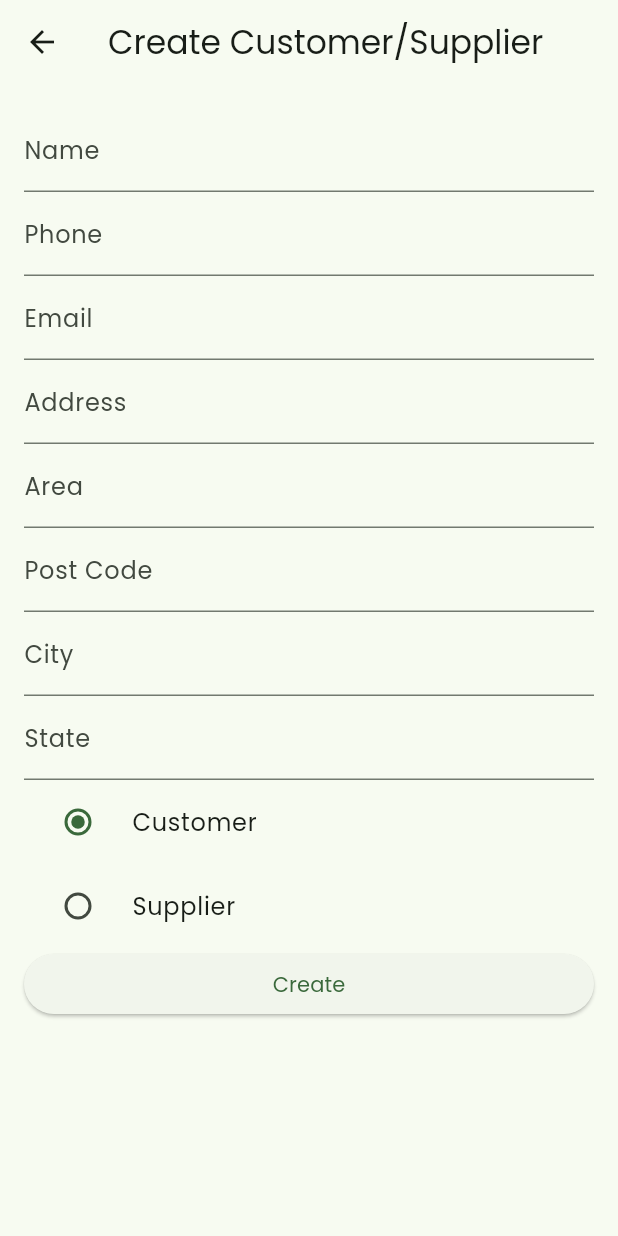
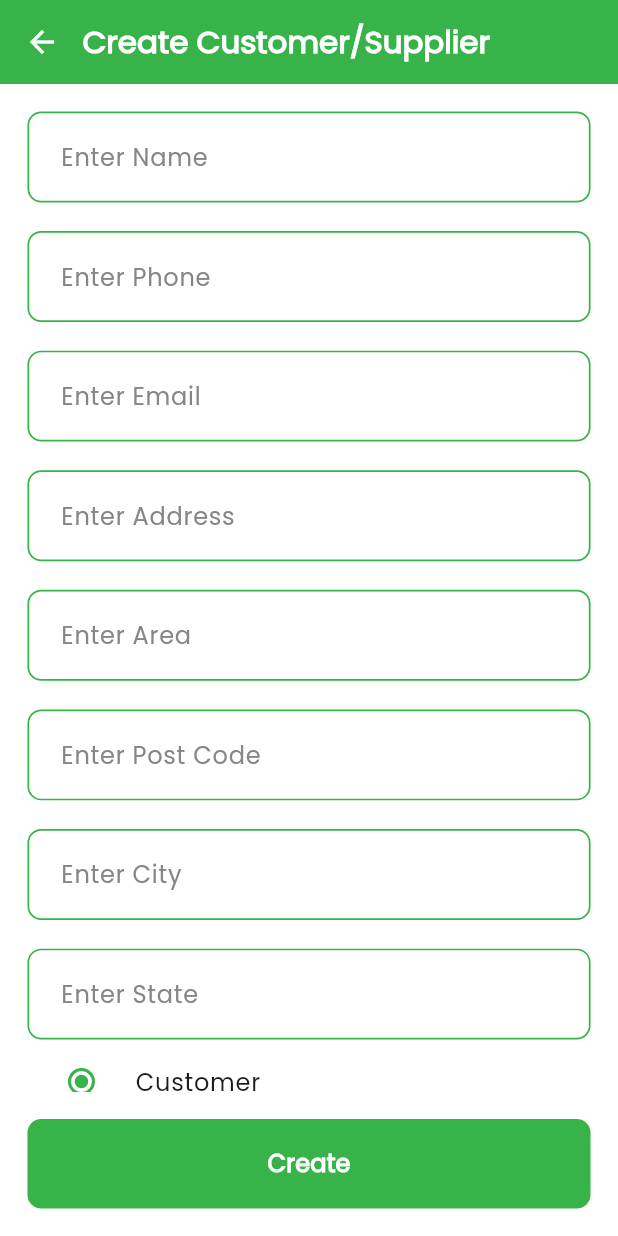
Before and after one commit to Sayeed-Maheen/RetinaSoft-Skill-Test-App, a Flutter app: the CreateCustomerSupplierScreen screen opened directly, on a phone screen of 412 x 824 dp. Run offline on Flutter 3.47's test engine with Material 3 defaults, Android fonts, the phone set to English and light mode, and no system bars; our stand-ins replace flutter_screenutil, flutter_svg, fluttertoast, gap, get, image_picker and 1 more; accounts and stored records are empty.

Commit message:
18.05.24

```diff
--- a/lib/screens/create_customer_supplier_screen.dart
+++ b/lib/screens/create_customer_supplier_screen.dart
@@ -1,11 +1,19 @@
-import 'dart:io';
-
 import 'package:flutter/material.dart';
+import 'package:flutter_screenutil/flutter_screenutil.dart';
+import 'package:gap/gap.dart';
 import 'package:get/get.dart';
+import 'package:skill_test_app/utils/app_colors.dart';
+import 'package:skill_test_app/widgets/custom_appbar.dart';
+import 'package:skill_test_app/widgets/custom_button.dart';
+import 'package:skill_test_app/widgets/custom_form_field.dart';
+import 'package:skill_test_app/widgets/custom_toast.dart';
 
 import '../controllers/create_customer_supplier_controller.dart';
+import '../utils/strings.dart';
 
 class CreateCustomerSupplierScreen extends StatefulWidget {
+  const CreateCustomerSupplierScreen({super.key});
+
   @override
   _CreateCustomerSupplierScreenState createState() =>
       _CreateCustomerSupplierScreenState();
@@ -23,23 +31,22 @@ class _CreateCustomerSupplierScreenState
   final _postCodeController = TextEditingController();
   final _cityController = TextEditingController();
   final _stateController = TextEditingController();
-  File? _image;
 
   @override
   Widget build(BuildContext context) {
     return Scaffold(
-      appBar: AppBar(
-        title: Text('Create Customer/Supplier'),
-      ),
+      backgroundColor: colorWhite,
+      appBar: const CustomAppBar(text: createCustomerSupplier),
       body: Padding(
-        padding: const EdgeInsets.all(16.0),
+        padding: REdgeInsets.all(16.0),
         child: Form(
           key: _formKey,
           child: ListView(
             children: [
-              TextFormField(
+              CustomFormField(
                 controller: _nameController,
-                decoration: InputDecoration(labelText: 'Name'),
+                hintText: "Enter Name",
+                maxlines: 1,
                 validator: (value) {
                   if (value!.isEmpty) {
                     return 'Please enter a name';
@@ -47,9 +54,12 @@ class _CreateCustomerSupplierScreenState
                   return null;
                 },
               ),
-              TextFormField(
+              Gap(16.h),
+              CustomFormField(
                 controller: _phoneController,
-                decoration: InputDecoration(labelText: 'Phone'),
+                hintText: "Enter Phone",
+                maxlines: 1,
+                keyboardType: TextInputType.number,
                 validator: (value) {
                   if (value!.isEmpty) {
                     return 'Please enter a phone number';
@@ -57,9 +67,11 @@ class _CreateCustomerSupplierScreenState
                   return null;
                 },
               ),
-              TextFormField(
+              Gap(16.h),
+              CustomFormField(
                 controller: _emailController,
-                decoration: InputDecoration(labelText: 'Email'),
+                hintText: "Enter Email",
+                maxlines: 1,
                 validator: (value) {
                   if (value!.isEmpty) {
                     return 'Please enter an email';
@@ -67,9 +79,11 @@ class _CreateCustomerSupplierScreenState
                   return null;
                 },
               ),
-              TextFormField(
+              Gap(16.h),
+              CustomFormField(
                 controller: _addressController,
-                decoration: InputDecoration(labelText: 'Address'),
+                hintText: "Enter Address",
+                maxlines: 1,
                 validator: (value) {
                   if (value!.isEmpty) {
                     return 'Please enter an address';
@@ -77,9 +91,11 @@ class _CreateCustomerSupplierScreenState
                   return null;
                 },
               ),
-              TextFormField(
+              Gap(16.h),
+              CustomFormField(
                 controller: _areaController,
-                decoration: InputDecoration(labelText: 'Area'),
+                hintText: "Enter Area",
+                maxlines: 1,
                 validator: (value) {
                   if (value!.isEmpty) {
                     return 'Please enter an area';
@@ -87,9 +103,11 @@ class _CreateCustomerSupplierScreenState
                   return null;
                 },
               ),
-              TextFormField(
+              Gap(16.h),
+              CustomFormField(
                 controller: _postCodeController,
-                decoration: InputDecoration(labelText: 'Post Code'),
+                hintText: "Enter Post Code",
+                maxlines: 1,
                 validator: (value) {
                   if (value!.isEmpty) {
                     return 'Please enter a post code';
@@ -97,9 +115,11 @@ class _CreateCustomerSupplierScreenState
                   return null;
                 },
               ),
-              TextFormField(
+              Gap(16.h),
+              CustomFormField(
                 controller: _cityController,
-                decoration: InputDecoration(labelText: 'City'),
+                hintText: "Enter City",
+                maxlines: 1,
                 validator: (value) {
                   if (value!.isEmpty) {
                     return 'Please enter a city';
@@ -107,9 +127,11 @@ class _CreateCustomerSupplierScreenState
                   return null;
                 },
               ),
-              TextFormField(
+              Gap(16.h),
+              CustomFormField(
                 controller: _stateController,
-                decoration: InputDecoration(labelText: 'State'),
+                hintText: "Enter State",
+                maxlines: 1,
                 validator: (value) {
                   if (value!.isEmpty) {
                     return 'Please enter a state';
@@ -119,7 +141,8 @@ class _CreateCustomerSupplierScreenState
               ),
               Obx(
                 () => RadioListTile(
-                  title: Text('Customer'),
+                  activeColor: colorGreen,
+                  title: const Text('Customer'),
                   value: 0,
                   groupValue: _controller.type,
                   onChanged: (value) {
@@ -129,7 +152,8 @@ class _CreateCustomerSupplierScreenState
               ),
               Obx(
                 () => RadioListTile(
-                  title: Text('Supplier'),
+                  activeColor: colorGreen,
+                  title: const Text('Supplier'),
                   value: 1,
                   groupValue: _controller.type,
                   onChanged: (value) {
@@ -137,7 +161,15 @@ class _CreateCustomerSupplierScreenState
                   },
                 ),
               ),
-              ElevatedButton(
+            ],
+          ),
+        ),
+      ),
+      bottomNavigationBar: Padding(
+        padding: REdgeInsets.only(left: 16, right: 16, bottom: 16),
+        child: CustomButton(
+          color: colorGreen,
+          text: create,
           onPressed: () async {
             if (_formKey.currentState!.validate()) {
               final isSuccess = _controller.type == 0
@@ -162,26 +194,14 @@ class _CreateCustomerSupplierScreenState
                       _stateController.text,
                     );
               if (isSuccess) {
-                      ScaffoldMessenger.of(context).showSnackBar(
-                        SnackBar(
-                          content: Text(
-                              '${_controller.type == 0 ? 'Customer' : 'Supplier'} created successfully'),
-                        ),
-                      );
+                CustomToast.showToast(
+                    '${_controller.type == 0 ? 'Customer' : 'Supplier'} created successfully');
               } else {
-                      ScaffoldMessenger.of(context).showSnackBar(
-                        SnackBar(
-                          content: Text(
-                              'Failed to create ${_controller.type == 0 ? 'customer' : 'supplier'}'),
-                        ),
-                      );
+                CustomToast.showToast(
+                    'Failed to create ${_controller.type == 0 ? 'customer' : 'supplier'}');
               }
             }
           },
-                child: Text('Create'),
-              ),
-            ],
-          ),
         ),
       ),
     );
--- a/lib/screens/profile_screen.dart
+++ b/lib/screens/profile_screen.dart
@@ -45,6 +45,7 @@ class ProfileScreen extends StatelessWidget {
   @override
   Widget build(BuildContext context) {
     return Scaffold(
+      backgroundColor: colorWhite,
       appBar: CustomAppBar(
         text: profile,
         action: Padding(
--- a/lib/utils/strings.dart
+++ b/lib/utils/strings.dart
@@ -21,3 +21,6 @@ const String businessTypeId = "Business Type ID";
 const String dashboard = "Dashboard";
 const String deleteAccount = "Delete Account";
 const String updateProfile = "Update Profile";
+const String customersAndSuppliers = "Customers and Suppliers";
+const String createCustomerSupplier = "Create Customer/Supplier";
+const String create = "Create";
--- a/lib/widgets/custom_appbar.dart
+++ b/lib/widgets/custom_appbar.dart
@@ -8,8 +8,9 @@ import '../utils/app_colors.dart';
 class CustomAppBar extends StatelessWidget implements PreferredSizeWidget {
   final String text;
   final Widget? action;
+  final PreferredSizeWidget? bottom; // Optional bottom property
 
-  const CustomAppBar({Key? key, required this.text, this.action})
+  const CustomAppBar({Key? key, required this.text, this.action, this.bottom})
       : super(key: key);
 
   @override
@@ -36,9 +37,11 @@ class CustomAppBar extends StatelessWidget implements PreferredSizeWidget {
           color: colorWhite,
         ),
       ),
+      bottom: bottom, // Add bottom to AppBar
     );
   }
 
   @override
-  Size get preferredSize => const Size.fromHeight(kToolbarHeight);
+  Size get preferredSize =>
+      Size.fromHeight(kToolbarHeight + (bottom?.preferredSize.height ?? 0.0));
 }
```
Also changed, not shown: lib/screens/customer_supplier_list_screen.dart (+113 -10 lines). Lines whose indentation alone changed are shown as unchanged.
